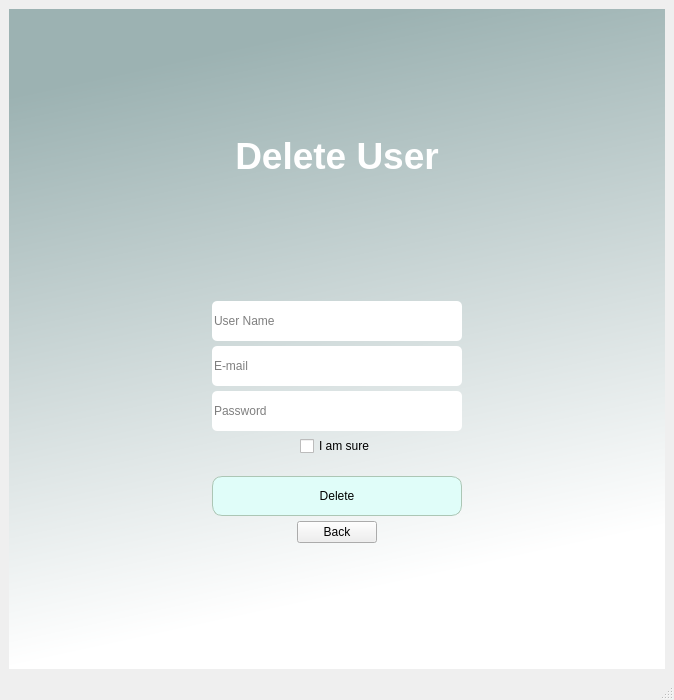
Above: guicore/uis/delete_user_screen.ui from Igna11/billetera before the change. Below: the same form after it.
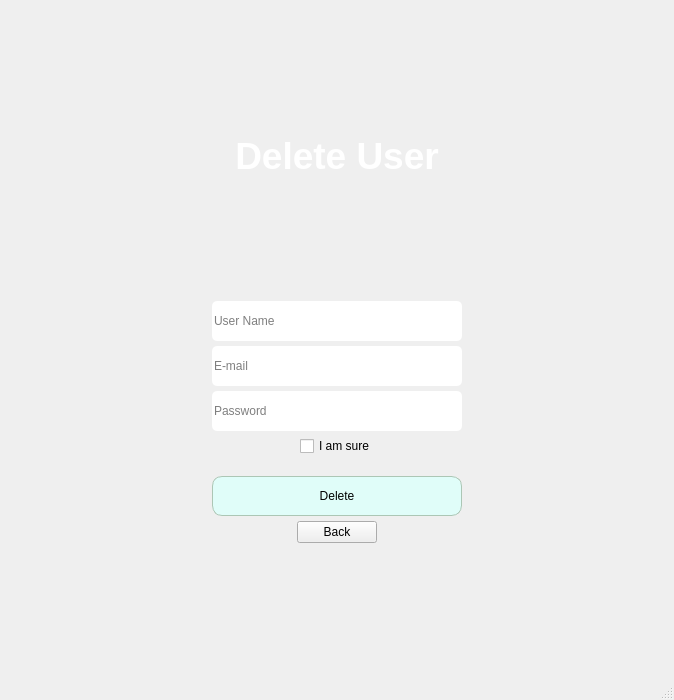
That is the form after the change.

Patch:
```diff
--- a/guicore/uis/delete_user_screen.ui
+++ b/guicore/uis/delete_user_screen.ui
@@ -21,8 +21,7 @@
     <item>
      <widget class="QWidget" name="verticalWidget" native="true">
       <property name="styleSheet">
-       <string notr="true">QWidget#verticalWidget{
-background-color:qlineargradient(spread:pad, x1:0, y1:0, x2:0.207, y2:0.954545, stop:0.132159 rgba(156, 178, 178, 255), stop:1 rgba(255, 255, 255, 255))}</string>
+       <string notr="true"/>
       </property>
       <layout class="QHBoxLayout" name="horizontalLayout_3">
        <property name="spacing">
```
Left out of the diff: 4 changed lines with no effect on the pictures.
